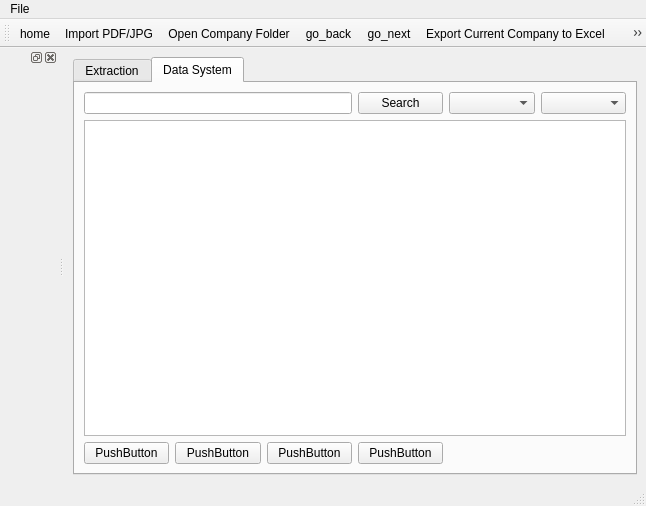
The window that PIV/UIUX/4.ui (weiz0123/Invoice-Project) describes before a commit, drawn with Qt 5.
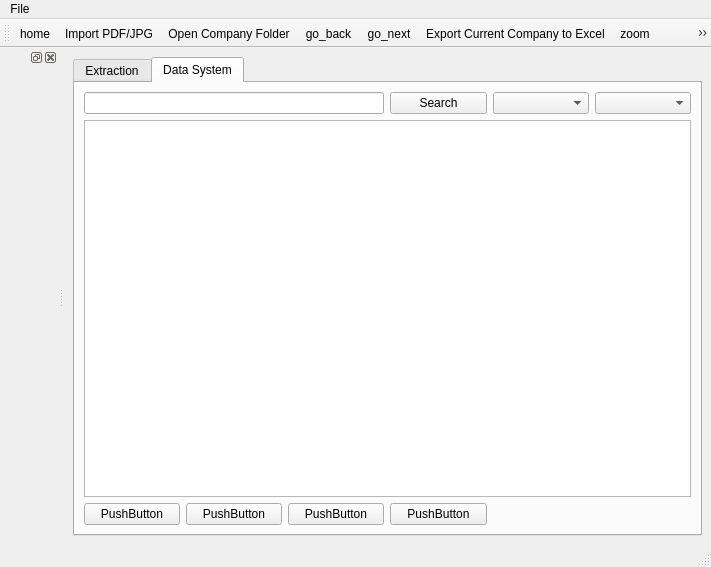
The same window after the commit. The open tabs and pages were chosen to show the change. Icons and pictures are not drawn.

```diff
--- a/PIV/UIUX/4.ui
+++ b/PIV/UIUX/4.ui
@@ -6,8 +6,8 @@
    <rect>
     <x>0</x>
     <y>0</y>
-    <width>646</width>
-    <height>506</height>
+    <width>711</width>
+    <height>567</height>
    </rect>
   </property>
   <property name="windowTitle">
@@ -164,7 +164,7 @@
     <rect>
      <x>0</x>
      <y>0</y>
-     <width>646</width>
+     <width>711</width>
      <height>18</height>
     </rect>
    </property>
```
Left out of the diff: 5 changed lines with no effect on the pictures.
